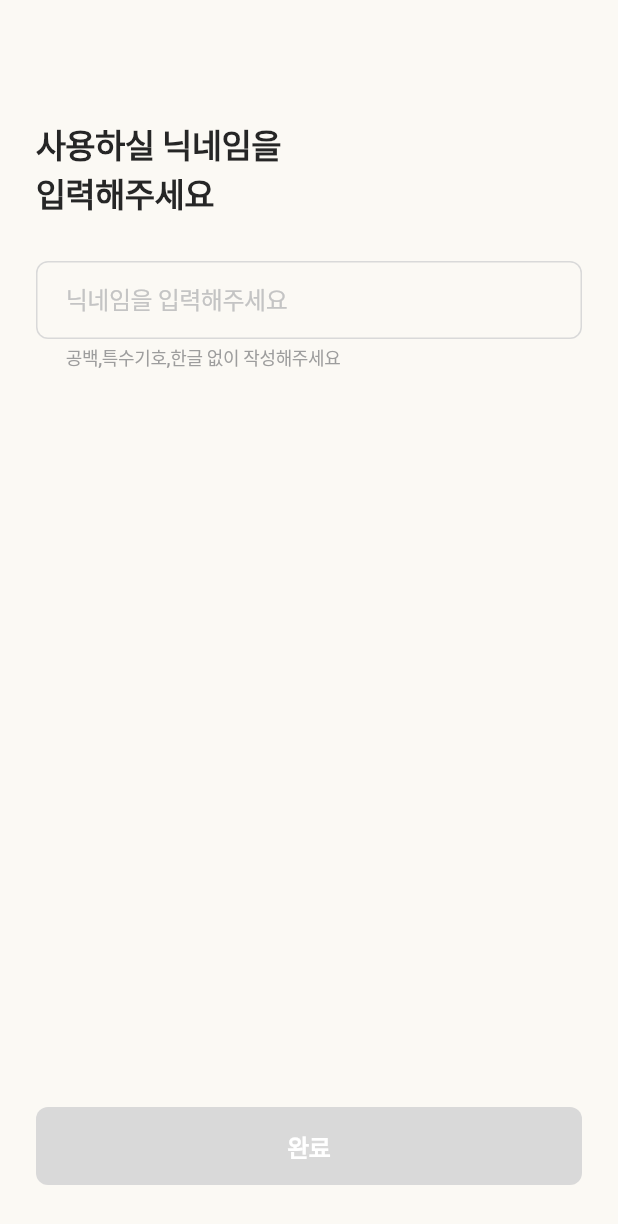
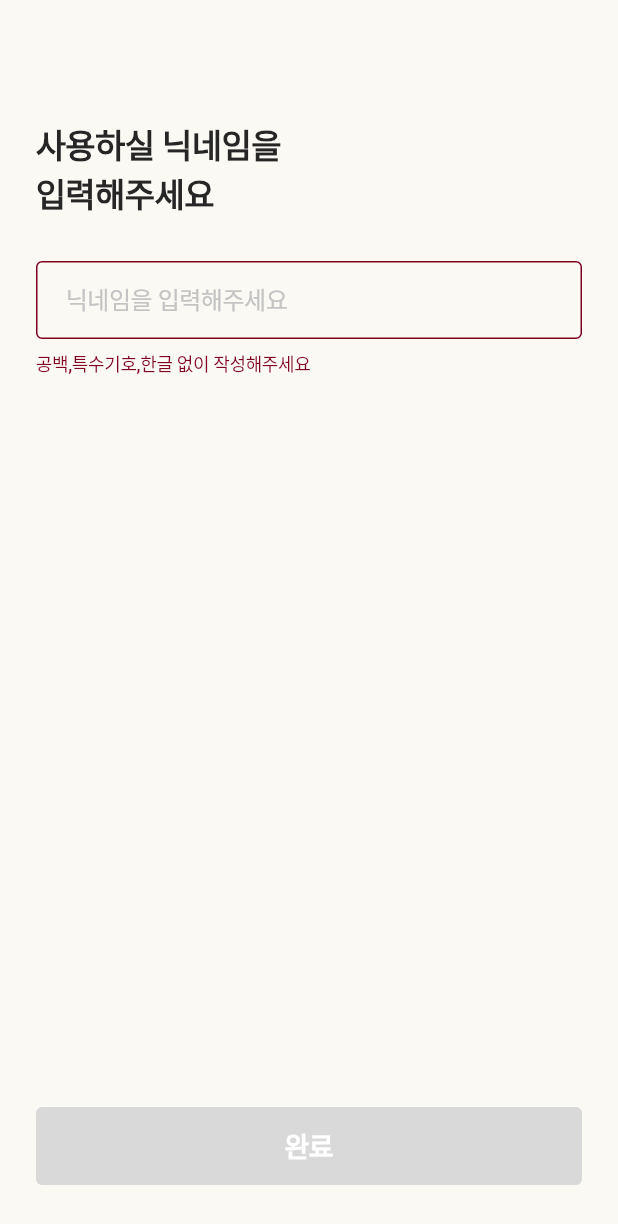
Before and after one commit to Dear-Jolly/Jolly_Mobile, a Flutter app: the NicknameScreen screen opened by its route, on a phone screen of 412 x 824 dp. Shown: the top 1224 px of the screen. Run offline on Flutter 3.47's test engine with Material 3 defaults, Android fonts, the phone set to English and light mode, and no system bars; our stand-ins replace dio, flutter_secure_storage, flutter_svg, get_it, go_router; accounts and stored records are empty; Roboto replaces fonts that are missing (Pretendard).

Commit message:
refactor: split reusable Jolly widgets

```diff
--- a/lib/core/widgets/check_pattern.dart
+++ b/lib/core/widgets/check_pattern.dart
@@ -1,4 +1,6 @@
 import 'package:flutter/material.dart';
+
+import '../theme/app_colors.dart';
 
 class CheckPattern extends StatelessWidget {
   final Color lineColor;
@@ -9,7 +11,7 @@ class CheckPattern extends StatelessWidget {
 
   const CheckPattern({
     super.key,
-    this.lineColor = const Color(0xFFF6F3EB),
+    this.lineColor = AppColors.paperLine,
     this.gridSpacing = 15.0,
     this.strokeWidth = 2.0,
     this.majorLineInterval = 4,
--- a/lib/core/widgets/jolly_button.dart
+++ b/lib/core/widgets/jolly_button.dart
@@ -30,13 +30,11 @@ class JollyButton extends StatelessWidget {
           disabledBackgroundColor: AppColors.gray300,
           disabledForegroundColor: AppColors.white,
           elevation: 0,
-          shape: RoundedRectangleBorder(
-            borderRadius: BorderRadius.circular(8),
-          ),
+          shape: RoundedRectangleBorder(borderRadius: BorderRadius.circular(4)),
         ),
         child: Text(
           text,
-          style: AppTextTheme.body2Sb16.copyWith(color: AppColors.white),
+          style: AppTextTheme.head7Sb18.copyWith(color: AppColors.white),
         ),
       ),
     );
@@ -63,9 +61,7 @@ class JollyOutlinedButton extends StatelessWidget {
         onPressed: onPressed,
         style: OutlinedButton.styleFrom(
           side: const BorderSide(color: AppColors.gray300),
-          shape: RoundedRectangleBorder(
-            borderRadius: BorderRadius.circular(8),
-          ),
+          shape: RoundedRectangleBorder(borderRadius: BorderRadius.circular(4)),
         ),
         child: Text(
           text,
--- a/lib/core/widgets/jolly_text_field.dart
+++ b/lib/core/widgets/jolly_text_field.dart
@@ -9,7 +9,9 @@ class JollyTextField extends StatelessWidget {
   final String? hintText;
   final String? errorText;
   final String? helperText;
+  final String? counterText;
   final bool showClearButton;
+  final int? maxLength;
   final ValueChanged<String>? onChanged;
 
   const JollyTextField({
@@ -18,48 +20,69 @@ class JollyTextField extends StatelessWidget {
     this.hintText,
     this.errorText,
     this.helperText,
+    this.counterText,
     this.showClearButton = true,
+    this.maxLength,
     this.onChanged,
   });
 
   @override
   Widget build(BuildContext context) {
-    return TextField(
+    final supportingText = errorText ?? helperText;
+    final supportingColor = errorText == null
+        ? AppColors.burgundy
+        : AppColors.red;
+
+    Widget? hiddenCounter(
+      BuildContext context, {
+      required int currentLength,
+      required bool isFocused,
+      required int? maxLength,
+    }) {
+      return const SizedBox.shrink();
+    }
+
+    return Column(
+      crossAxisAlignment: CrossAxisAlignment.start,
+      children: [
+        TextField(
           controller: controller,
+          maxLength: maxLength,
+          buildCounter: maxLength == null ? null : hiddenCounter,
           onChanged: onChanged,
           style: AppTextTheme.body3Md16.copyWith(color: AppColors.gray900),
           decoration: InputDecoration(
             hintText: hintText,
-        hintStyle: AppTextTheme.body3Md16.copyWith(color: AppColors.gray400),
-        errorText: errorText,
-        errorStyle: AppTextTheme.detail6Md12.copyWith(color: AppColors.red),
-        helperText: helperText,
-        helperStyle: AppTextTheme.detail6Md12.copyWith(
-          color: AppColors.gray500,
+            hintStyle: AppTextTheme.body3Md16.copyWith(
+              color: AppColors.gray400,
             ),
+            counterText: '',
             contentPadding: const EdgeInsets.symmetric(
               horizontal: 16,
               vertical: 14,
             ),
             enabledBorder: OutlineInputBorder(
-          borderRadius: BorderRadius.circular(8),
-          borderSide: const BorderSide(color: AppColors.gray300),
+              borderRadius: BorderRadius.circular(4),
+              borderSide: const BorderSide(color: AppColors.burgundy),
             ),
             focusedBorder: OutlineInputBorder(
-          borderRadius: BorderRadius.circular(8),
-          borderSide: const BorderSide(color: AppColors.gray900),
+              borderRadius: BorderRadius.circular(4),
+              borderSide: const BorderSide(color: AppColors.burgundy),
             ),
             errorBorder: OutlineInputBorder(
-          borderRadius: BorderRadius.circular(8),
+              borderRadius: BorderRadius.circular(4),
               borderSide: const BorderSide(color: AppColors.red),
             ),
             focusedErrorBorder: OutlineInputBorder(
-          borderRadius: BorderRadius.circular(8),
+              borderRadius: BorderRadius.circular(4),
               borderSide: const BorderSide(color: AppColors.red),
             ),
             suffixIcon: showClearButton && controller.text.isNotEmpty
                 ? IconButton(
-                onPressed: () => controller.clear(),
+                    onPressed: () {
+                      controller.clear();
+                      onChanged?.call('');
+                    },
                     icon: SvgPicture.asset(
                       'assets/icons/ic_x_circle.svg',
                       width: 20,
@@ -72,6 +95,33 @@ class JollyTextField extends StatelessWidget {
                   )
                 : null,
           ),
+        ),
+        if (supportingText != null || counterText != null) ...[
+          const SizedBox(height: 8),
+          Row(
+            children: [
+              if (supportingText != null)
+                Expanded(
+                  child: Text(
+                    supportingText,
+                    style: AppTextTheme.detail6Md12.copyWith(
+                      color: supportingColor,
+                    ),
+                  ),
+                )
+              else
+                const Spacer(),
+              if (counterText != null)
+                Text(
+                  counterText!,
+                  style: AppTextTheme.detail6Md12.copyWith(
+                    color: supportingColor,
+                  ),
+                ),
+            ],
+          ),
+        ],
+      ],
     );
   }
 }
```
Also changed, not shown: lib/core/widgets/jolly_app_bar.dart (+26 -9 lines), lib/core/widgets/jolly_checkbox.dart (+20 -21 lines), lib/core/widgets/jolly_dialog.dart (+2 -7 lines), lib/core/widgets/jolly_letter_header.dart (added, +100 -0 lines), lib/core/widgets/jolly_toast.dart (+5 -19 lines), lib/core/widgets/page_stepper.dart (+6 -2 lines), lib/core/widgets/review_tip.dart (+3 -13 lines), lib/core/widgets/social_login_button.dart (+8 -10 lines). Lines whose indentation alone changed are shown as unchanged.
